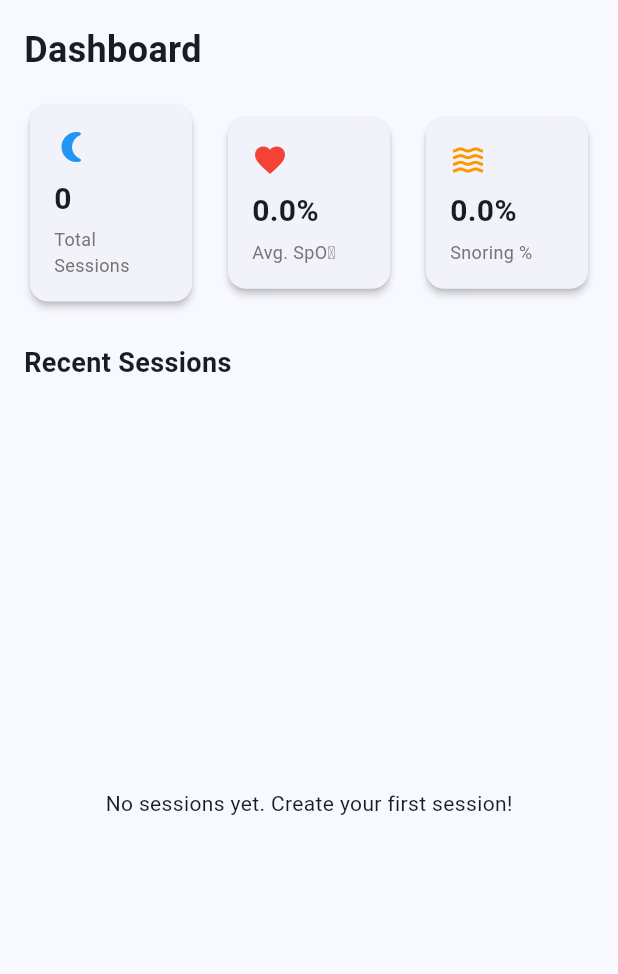
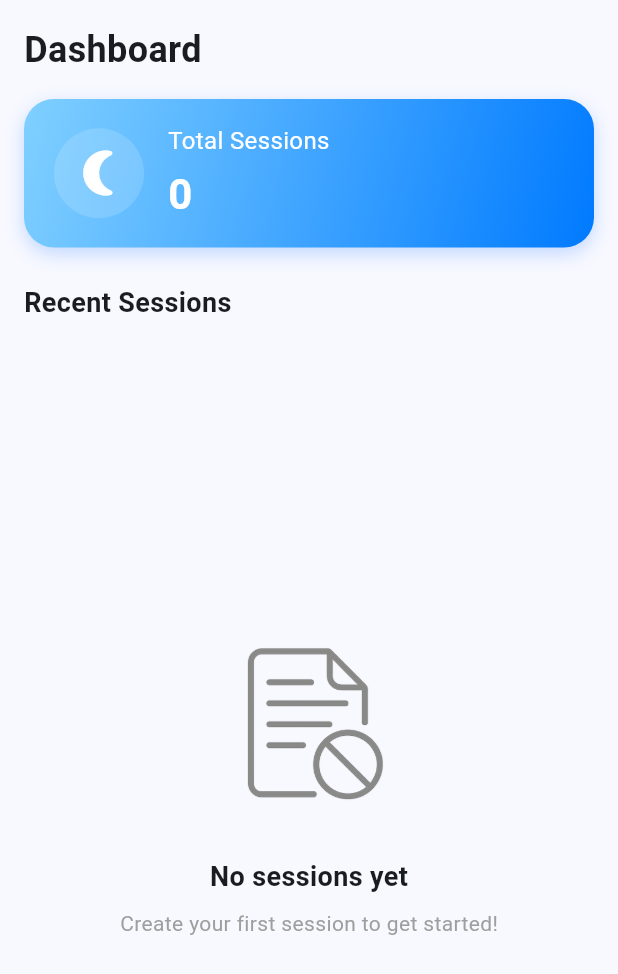
Before and after one commit to shadeq2022/snorify_app, a Flutter app: the DashboardScreen screen opened by its route, on a phone screen of 412 x 824 dp. Shown: the top 974 px of the screen. Run offline on Flutter 3.47's test engine with Material 3 defaults, Android fonts, the phone set to English and light mode, and no system bars; our stand-ins replace fl_chart, flutter_blue_plus, flutter_svg, pdf, permission_handler, printing and 3 more; accounts and stored records are empty.

Commit message:
Edit dashboard UI

```diff
--- a/lib/ui/screens/dashboard_screen.dart
+++ b/lib/ui/screens/dashboard_screen.dart
@@ -50,15 +50,51 @@ class _DashboardScreenState extends State<DashboardScreen> {
                   ),
                   const SizedBox(height: 8),
                   Expanded(
-                    child: sessions.isEmpty
-                        ? const Center(
-                            child: Text('No sessions yet. Create your first session!'),
+                    child:
+                        sessions.isEmpty
+                            ? Center(
+                              child: SingleChildScrollView(
+                                child: Column(
+                                  mainAxisAlignment: MainAxisAlignment.center,
+                                  children: [
+                                    Image.asset(
+                                      'assets/images/no_data.png',
+                                      width: 150,
+                                      height: 150,
+                                    ),
+                                    const SizedBox(height: 16),
+                                    const Text(
+                                      'No sessions yet',
+                                      style: TextStyle(
+                                        fontSize: 18,
+                                        fontWeight: FontWeight.bold,
+                                      ),
+                                    ),
+                                    const SizedBox(height: 8),
+                                    const Text(
+                                      'Create your first session to get started!',
+                                      style: TextStyle(color: Colors.grey),
+                                    ),
+                                  ],
+                                ),
+                              ),
                             )
-                        : ListView.builder(
+                            : Scrollbar(
+                              thumbVisibility: true,
+                              radius: const Radius.circular(8),
+                              thickness: 6,
+                              child: ListView.builder(
+                                padding: const EdgeInsets.only(top: 8),
                                 itemCount: sessions.length,
                                 itemBuilder: (context, index) {
-                              return _buildSessionCard(sessions[index], context, sessionProvider);
+                                  // Removed the Container with white background and shadow
+                                  return _buildSessionCard(
+                                    sessions[index],
+                                    context,
+                                    sessionProvider,
+                                  );
                                 },
+                              ),
                             ),
                   ),
                 ],
@@ -71,39 +107,71 @@ class _DashboardScreenState extends State<DashboardScreen> {
   }
 
   Widget _buildSummaryCards(SessionProvider sessionProvider) {
-    return Row(
+  return Container(
+    decoration: BoxDecoration(
+      gradient: const LinearGradient(
+        colors: [Color(0xFF80D0FF), Color(0xFF007AFF)],
+        begin: Alignment.topLeft,
+        end: Alignment.bottomRight,
+      ),
+      borderRadius: BorderRadius.circular(20),
+      boxShadow: [
+        BoxShadow(
+          color: Colors.blueAccent.withOpacity(0.3),
+          blurRadius: 10,
+          offset: const Offset(0, 4),
+        ),
+      ],
+    ),
+    padding: const EdgeInsets.symmetric(horizontal: 20, vertical: 16),
+    child: Row(
       children: [
-        Expanded(
-          child: _buildSummaryCard(
-            'Total Sessions',
-            sessionProvider.totalSessions.toString(),
+        // Circle background with moon icon
+        Container(
+          decoration: BoxDecoration(
+            shape: BoxShape.circle,
+            color: Colors.white.withOpacity(0.15),
+          ),
+          padding: const EdgeInsets.all(12),
+          child: const Icon(
             Icons.nightlight_round,
-            Colors.blue,
+            color: Colors.white,
+            size: 36,
           ),
         ),
         const SizedBox(width: 16),
-        Expanded(
-          child: _buildSummaryCard(
-            'Avg. SpO₂',
-            '${sessionProvider.averageSpO2.toStringAsFixed(1)}%',
-            Icons.favorite,
-            Colors.red,
+        // Text content
+        Column(
+          crossAxisAlignment: CrossAxisAlignment.start,
+          mainAxisAlignment: MainAxisAlignment.center,
+          children: [
+            const Text(
+              'Total Sessions',
+              style: TextStyle(color: Colors.white, fontSize: 16),
             ),
-        ),
-        const SizedBox(width: 16),
-        Expanded(
-          child: _buildSummaryCard(
-            'Snoring %',
-            '${sessionProvider.snoringPercentage.toStringAsFixed(1)}%',
-            Icons.waves,
-            Colors.orange,
+            const SizedBox(height: 4),
+            Text(
+              sessionProvider.totalSessions.toString(),
+              style: const TextStyle(
+                color: Colors.white,
+                fontSize: 28,
+                fontWeight: FontWeight.bold,
               ),
             ),
           ],
+        ),
+      ],
+    ),
   );
 }
 
-  Widget _buildSummaryCard(String title, String value, IconData icon, Color color) {
+
+  Widget _buildSummaryCard(
+    String title,
+    String value,
+    IconData icon,
+    Color color,
+  ) {
     return Card(
       elevation: 2,
       child: Padding(
@@ -128,14 +196,30 @@ class _DashboardScreenState extends State<DashboardScreen> {
     );
   }
 
-  Widget _buildSessionCard(Sesi sesi, BuildContext context, SessionProvider sessionProvider) {
+  Widget _buildSessionCard(
+    Sesi sesi,
+    BuildContext context,
+    SessionProvider sessionProvider,
+  ) {
+    final isDarkMode = Theme.of(context).brightness == Brightness.dark;
+
     return Card(
+      color:
+          isDarkMode
+              ? Colors.grey[900]
+              : Colors.white, // Background disesuaikan
+      elevation: isDarkMode ? 0 : 2, // Hilangkan shadow putih di dark mode
       margin: const EdgeInsets.only(bottom: 12),
+      shape: RoundedRectangleBorder(borderRadius: BorderRadius.circular(12)),
       child: InkWell(
         onTap: () async {
           await sessionProvider.loadSessionById(sesi.id!);
           if (context.mounted) {
-            Navigator.pushNamed(context, AppConstants.routeSessionDetail, arguments: sesi.id);
+            Navigator.pushNamed(
+              context,
+              AppConstants.routeSessionDetail,
+              arguments: sesi.id,
+            );
           }
         },
         child: Padding(
@@ -148,12 +232,12 @@ class _DashboardScreenState extends State<DashboardScreen> {
                 children: [
                   Text(
                     sesi.nama,
-                    style: const TextStyle(fontSize: 18, fontWeight: FontWeight.bold),
+                    style: const TextStyle(
+                      fontSize: 18,
+                      fontWeight: FontWeight.bold,
                     ),
-                  Text(
-                    sesi.tanggal,
-                    style: TextStyle(color: Colors.grey[600]),
                   ),
+                  Text(sesi.tanggal, style: TextStyle(color: Colors.grey[600])),
                 ],
               ),
               const SizedBox(height: 8),
@@ -173,7 +257,9 @@ class _DashboardScreenState extends State<DashboardScreen> {
                   Icon(Icons.timelapse, size: 16, color: Colors.grey[600]),
                   const SizedBox(width: 4),
                   Text(
-                    sesi.durasi != null ? '${sesi.durasi} minutes' : 'Duration not available',
+                    sesi.durasi != null
+                        ? '${sesi.durasi} minutes'
+                        : 'Duration not available',
                     style: TextStyle(color: Colors.grey[600]),
                   ),
                 ],
```
Also changed, not shown: assets/images/no_data.png (added), assets/images/no_data1.png (added). Lines whose indentation alone changed are shown as unchanged.
